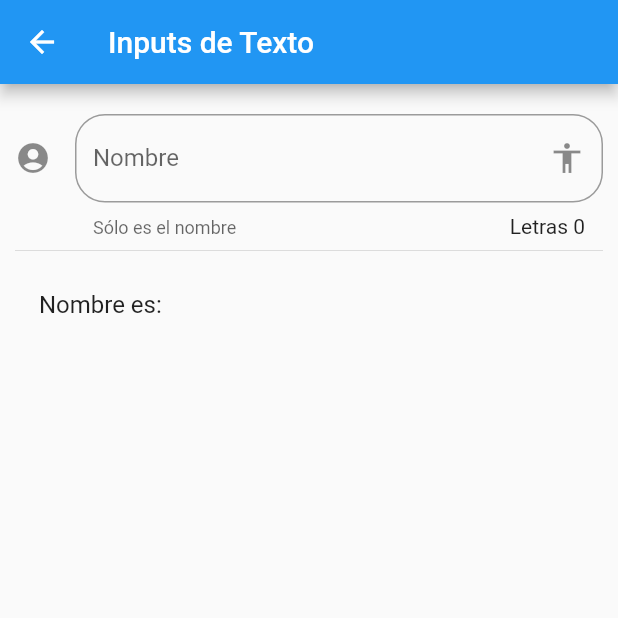
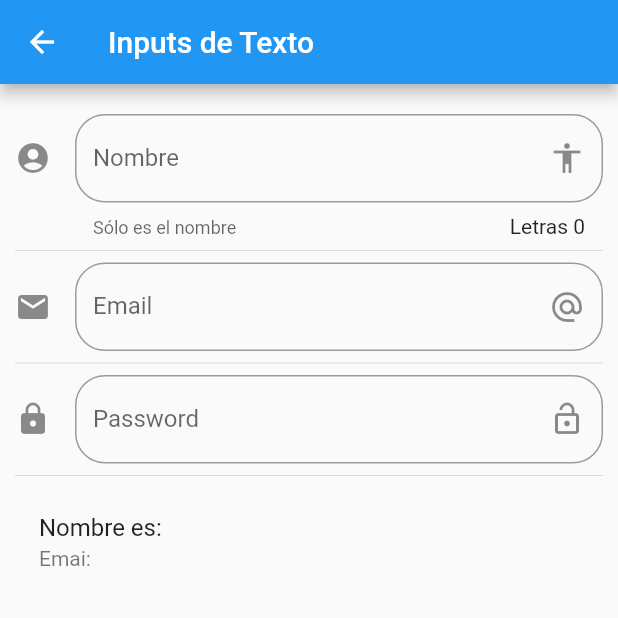
Before and after one commit to HeynerPat/S6PracticaComponentesFlutter, a Flutter app: the InputPage screen opened by its route, on a phone screen of 412 x 824 dp, the top half of it. Run offline on Flutter 3.47's test engine with Material 2 defaults, Android fonts, the phone set to English and light mode, and no system bars.

Commit message:
Email y Password Fields

```diff
--- a/lib/src/pages/input_page.dart
+++ b/lib/src/pages/input_page.dart
@@ -7,6 +7,7 @@ class InputPage extends StatefulWidget {
 
 class _InputPageState extends State<InputPage> {
   String _nombre = '';
+  String _email = '';
   @override
   Widget build(BuildContext context) {
     return Scaffold(
@@ -17,6 +18,10 @@ class _InputPageState extends State<InputPage> {
         padding: EdgeInsets.symmetric(horizontal: 10.0, vertical: 20.0),
         children: <Widget>[
           _crearInput(),
+          Divider(),
+          _crearEmail(),
+          Divider(),
+          _crearPassword(),
           Divider(),
           _crearPersona(),
         ],
@@ -44,9 +49,40 @@ class _InputPageState extends State<InputPage> {
     );
   }
 
+  Widget _crearEmail() {
+    return TextField(
+        keyboardType: TextInputType.emailAddress,
+        decoration: InputDecoration(
+            border:
+                OutlineInputBorder(borderRadius: BorderRadius.circular(20.0)),
+            hintText: 'Email',
+            labelText: 'Email',
+            suffixIcon: Icon(Icons.alternate_email),
+            icon: Icon(Icons.email)),
+        onChanged: (valor) => setState(() {
+              _email = valor;
+            }));
+  }
+
+  Widget _crearPassword() {
+    return TextField(
+        obscureText: true,
+        decoration: InputDecoration(
+            border:
+                OutlineInputBorder(borderRadius: BorderRadius.circular(20.0)),
+            hintText: 'Password',
+            labelText: 'Password',
+            suffixIcon: Icon(Icons.lock_open),
+            icon: Icon(Icons.lock)),
+        onChanged: (valor) => setState(() {
+              _email = valor;
+            }));
+  }
+
   Widget _crearPersona() {
     return ListTile(
       title: Text("Nombre es: $_nombre"),
+      subtitle: Text('Emai: $_email'),
     );
   }
 }
```
